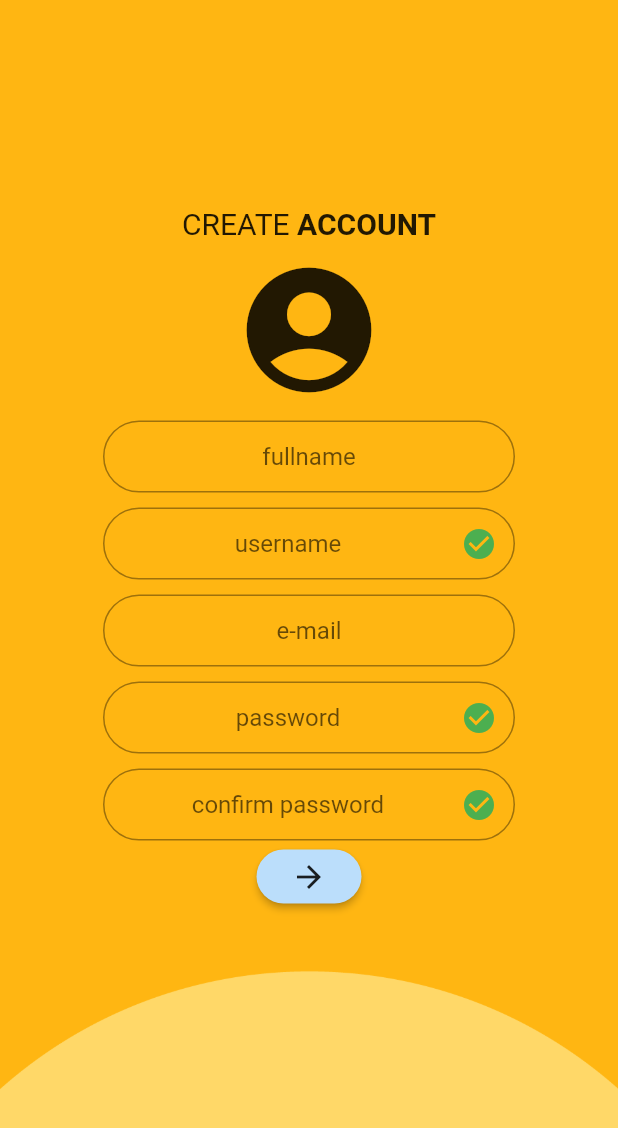
After one commit to TaufiqOdhi/NIF-mobile, a Flutter app: the screen it shows after launch, after a tap on "SIGN UP?", on a phone screen of 412 x 824 dp. The commit adds this screen. Shown: the top 1128 px of the screen. Run offline on Flutter 3.47's test engine with Material 2 defaults, Android fonts, the phone set to English and light mode, and no system bars.

Commit message:
membuat tampilan, sampai sign up

```diff
--- a/lib/main.dart
+++ b/lib/main.dart
@@ -1,5 +1,5 @@
 import 'package:flutter/material.dart';
-import 'package:nif_mobile/screen/login.dart';
+import 'package:nif_mobile/screen/splash.dart';
 
 void main() {
   runApp(MyApp());
@@ -16,7 +16,7 @@ class MyApp extends StatelessWidget {
         primarySwatch: Colors.blue,
         visualDensity: VisualDensity.adaptivePlatformDensity,
       ),
-      home: LoginScreen(),
+      home: SplashScreen(),
     );
   }
 }
--- a/lib/screen/login.dart
+++ b/lib/screen/login.dart
@@ -1,4 +1,5 @@
 import 'package:flutter/material.dart';
+import 'package:nif_mobile/screen/sign_up.dart';
 
 class LoginScreen extends StatefulWidget {
   @override
@@ -9,6 +10,7 @@ class _LoginScreenState extends State<LoginScreen> {
   @override
   Widget build(BuildContext context) {
     return Scaffold(
+      resizeToAvoidBottomPadding: false,
       body: Stack(
         children: [
           Container(
@@ -40,7 +42,7 @@ class _LoginScreenState extends State<LoginScreen> {
                 child: TextFormField(
                   decoration: InputDecoration(
                     prefixIcon: Icon(Icons.account_circle),
-                    hintText: 'Username/e-mail',
+                    hintText: 'username/e-mail',
                     contentPadding: EdgeInsets.fromLTRB(20.0, 10.0, 20.0, 10.0),
                     border: OutlineInputBorder(
                         borderRadius: BorderRadius.circular(32.0)),
@@ -70,7 +72,7 @@ class _LoginScreenState extends State<LoginScreen> {
                           });
                         },
                         child: Icon(Icons.remove_red_eye)),
-                    hintText: 'Password',
+                    hintText: 'password',
                     contentPadding: EdgeInsets.fromLTRB(20.0, 10.0, 20.0, 10.0),
                     border: OutlineInputBorder(
                         borderRadius: BorderRadius.circular(32.0)),
@@ -85,6 +87,36 @@ class _LoginScreenState extends State<LoginScreen> {
                   //obscureText: hidePass,
                 ),
               ),
+              SizedBox(
+                height: 5,
+              ),
+              Row(
+                mainAxisAlignment: MainAxisAlignment.center,
+                children: [
+                  RaisedButton(
+                      child: Text('SIGN IN'),
+                      color: Theme.of(context).primaryColorLight,
+                      shape: RoundedRectangleBorder(
+                        borderRadius: BorderRadius.circular(24),
+                      ),
+                      onPressed: () {}),
+                  SizedBox(
+                    width: 20,
+                  ),
+                  RaisedButton(
+                      child: Text('SIGN UP?'),
+                      color: Theme.of(context).primaryColorLight,
+                      shape: RoundedRectangleBorder(
+                        borderRadius: BorderRadius.circular(24),
+                      ),
+                      onPressed: () {
+                        Navigator.push(
+                            context,
+                            MaterialPageRoute(
+                                builder: (ctx) => SignUpScreen()));
+                      }),
+                ],
+              ),
             ],
           ),
         ],
--- /dev/null
+++ b/lib/screen/sign_up.dart
@@ -0,0 +1,197 @@
+import 'package:flutter/material.dart';
+
+class SignUpScreen extends StatefulWidget {
+  @override
+  _SignUpScreenState createState() => _SignUpScreenState();
+}
+
+class _SignUpScreenState extends State<SignUpScreen> {
+  @override
+  Widget build(BuildContext context) {
+    return Scaffold(
+      body: Stack(
+        children: [
+          Container(
+            height: MediaQuery.of(context).size.height,
+            width: MediaQuery.of(context).size.width,
+            decoration: BoxDecoration(
+                image: DecorationImage(
+              image: AssetImage('assets/login/1.1 Background.png'),
+              fit: BoxFit.cover,
+            )),
+          ),
+          SingleChildScrollView(
+            child: Column(
+              children: [
+                SizedBox(
+                  height: MediaQuery.of(context).size.height / 6,
+                ),
+                Row(
+                  mainAxisAlignment: MainAxisAlignment.center,
+                  children: [
+                    Text(
+                      'CREATE ',
+                      style: TextStyle(fontSize: 20),
+                    ),
+                    Text(
+                      'ACCOUNT',
+                      style: TextStyle(
+                        fontWeight: FontWeight.bold,
+                        fontSize: 20,
+                      ),
+                    ),
+                  ],
+                ),
+                SizedBox(
+                  height: 10,
+                ),
+                Icon(
+                  Icons.account_circle,
+                  size: 100,
+                ),
+                Padding(
+                  padding: const EdgeInsets.only(top: 10),
+                  child: Container(
+                    width: MediaQuery.of(context).size.width / 1.5,
+                    child: TextFormField(
+                      textAlign: TextAlign.center,
+                      decoration: InputDecoration(
+                        hintText: 'fullname',
+                        contentPadding:
+                            EdgeInsets.fromLTRB(20.0, 10.0, 20.0, 10.0),
+                        border: OutlineInputBorder(
+                            borderRadius: BorderRadius.circular(32.0)),
+                      ),
+                      keyboardType: TextInputType.text,
+                      validator: (value) {
+                        if (value.toString().isEmpty) {
+                          return "Tidak boleh kosong";
+                        }
+                        return null;
+                      },
+                    ),
+                  ),
+                ),
+                Padding(
+                  padding: const EdgeInsets.only(top: 10),
+                  child: Container(
+                    width: MediaQuery.of(context).size.width / 1.5,
+                    child: TextFormField(
+                      textAlign: TextAlign.center,
+                      decoration: InputDecoration(
+                        suffixIcon: Icon(
+                          Icons.check_circle,
+                          color: Colors.green,
+                        ),
+                        hintText: 'username',
+                        contentPadding:
+                            EdgeInsets.fromLTRB(20.0, 10.0, 20.0, 10.0),
+                        border: OutlineInputBorder(
+                            borderRadius: BorderRadius.circular(32.0)),
+                      ),
+                      keyboardType: TextInputType.text,
+                      validator: (value) {
+                        if (value.toString().isEmpty) {
+                          return "Tidak boleh kosong";
+                        }
+                        return null;
+                      },
+                    ),
+                  ),
+                ),
+                Padding(
+                  padding: const EdgeInsets.only(top: 10),
+                  child: Container(
+                    width: MediaQuery.of(context).size.width / 1.5,
+                    child: TextFormField(
+                      textAlign: TextAlign.center,
+                      decoration: InputDecoration(
+                        hintText: 'e-mail',
+                        contentPadding:
+                            EdgeInsets.fromLTRB(20.0, 10.0, 20.0, 10.0),
+                        border: OutlineInputBorder(
+                            borderRadius: BorderRadius.circular(32.0)),
+                      ),
+                      keyboardType: TextInputType.text,
+                      validator: (value) {
+                        if (value.toString().isEmpty) {
+                          return "Tidak boleh kosong";
+                        }
+                        return null;
+                      },
+                    ),
+                  ),
+                ),
+                Padding(
+                  padding: const EdgeInsets.only(top: 10),
+                  child: Container(
+                    width: MediaQuery.of(context).size.width / 1.5,
+                    child: TextFormField(
+                      textAlign: TextAlign.center,
+                      decoration: InputDecoration(
+                        suffixIcon: Icon(
+                          Icons.check_circle,
+                          color: Colors.green,
+                        ),
+                        hintText: 'password',
+                        contentPadding:
+                            EdgeInsets.fromLTRB(20.0, 10.0, 20.0, 10.0),
+                        border: OutlineInputBorder(
+                            borderRadius: BorderRadius.circular(32.0)),
+                      ),
+                      keyboardType: TextInputType.text,
+                      validator: (value) {
+                        if (value.toString().isEmpty) {
+                          return "Tidak boleh kosong";
+                        }
+                        return null;
+                      },
+                    ),
+                  ),
+                ),
+                Padding(
+                  padding: const EdgeInsets.only(top: 10),
+                  child: Container(
+                    width: MediaQuery.of(context).size.width / 1.5,
+                    child: TextFormField(
+                      textAlign: TextAlign.center,
+                      textAlignVertical: TextAlignVertical.center,
+                      decoration: InputDecoration(
+                        suffixIcon: Icon(
+                          Icons.check_circle,
+                          color: Colors.green,
+                        ),
+                        hintText: 'confirm password',
+                        contentPadding:
+                            EdgeInsets.fromLTRB(20.0, 10.0, 20.0, 10.0),
+                        border: OutlineInputBorder(
+                            borderRadius: BorderRadius.circular(32.0)),
+                      ),
+                      keyboardType: TextInputType.text,
+                      validator: (value) {
+                        if (value.toString().isEmpty) {
+                          return "Tidak boleh kosong";
+                        }
+                        return null;
+                      },
+                    ),
+                  ),
+                ),
+                Container(
+                  width: 70,
+                  child: RaisedButton(
+                      child: Icon(Icons.arrow_forward),
+                      color: Theme.of(context).primaryColorLight,
+                      shape: RoundedRectangleBorder(
+                        borderRadius: BorderRadius.circular(24),
+                      ),
+                      onPressed: () {}),
+                ),
+              ],
+            ),
+          ),
+        ],
+      ),
+    );
+  }
+}
--- /dev/null
+++ b/lib/screen/splash.dart
@@ -0,0 +1,66 @@
+import 'dart:async';
+import 'package:flutter/material.dart';
+import 'package:nif_mobile/screen/login.dart';
+
+class SplashScreen extends StatefulWidget {
+  @override
+  _SplashScreenState createState() => _SplashScreenState();
+}
+
+class _SplashScreenState extends State<SplashScreen> {
+  @override
+  void initState() {
+    super.initState();
+    _loadData();
+  }
+
+  Future<Timer> _loadData() async {
+    return new Timer(Duration(seconds: 3), _onDoneLoading);
+  }
+
+  _onDoneLoading() {
+    Navigator.pushReplacement(
+        context,
+        MaterialPageRoute(
+          builder: (ctx) => LoginScreen(),
+        ));
+  }
+
+  @override
+  Widget build(BuildContext context) {
+    return Scaffold(
+      body: Stack(
+        children: [
+          Container(
+            height: MediaQuery.of(context).size.height,
+            width: MediaQuery.of(context).size.width,
+            decoration: BoxDecoration(
+                image: DecorationImage(
+              image: AssetImage('assets/login/1.1 Background.png'),
+              fit: BoxFit.cover,
+            )),
+            child: Image.asset('assets/2.1-Logo-NIF.png'),
+          ),
+          Align(
+            alignment: Alignment.bottomCenter,
+            child: Padding(
+              padding: const EdgeInsets.only(bottom: 50),
+              child: Container(
+                width: MediaQuery.of(context).size.width,
+                child: Text(
+                  '@ngajiisfun',
+                  textAlign: TextAlign.center,
+                  style: TextStyle(
+                    fontWeight: FontWeight.bold,
+                    color: Colors.white,
+                    fontSize: 20,
+                  ),
+                ),
+              ),
+            ),
+          ),
+        ],
+      ),
+    );
+  }
+}
```
Also changed, not shown: 1 other file.
